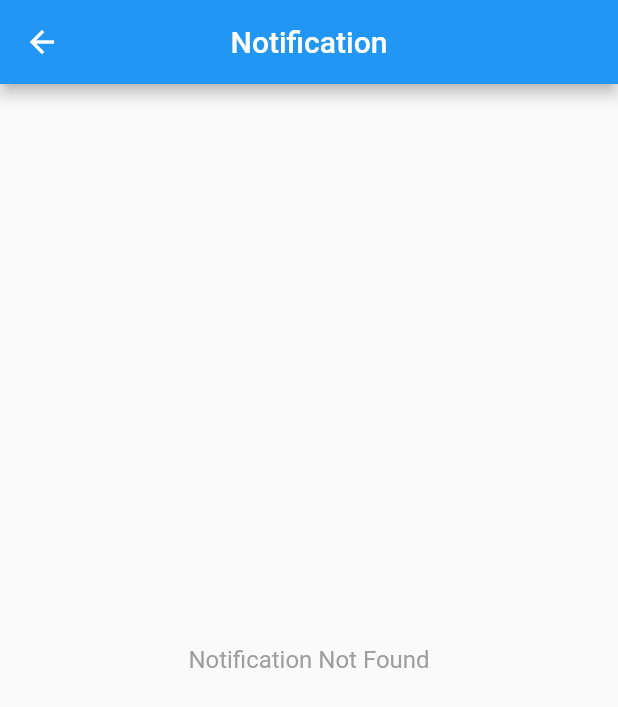
After one commit to msyamsularif/local_notification, a Flutter app: the screen it shows after launch, after a tap on an icon or button, on a phone screen of 412 x 824 dp. The commit adds this screen. Shown: the top 707 px of the screen. Run offline on Flutter 3.47's test engine with Material 2 defaults, Android fonts, the phone set to English and light mode, and no system bars; our stand-ins replace awesome_notifications, badges, bloc, equatable, flutter_bloc, font_awesome_flutter.

Commit message:
Add notification history

```diff
--- a/lib/notifications.dart
+++ b/lib/helpers/notifications.dart
@@ -1,6 +1,6 @@
 import 'package:awesome_notifications/awesome_notifications.dart';
 
-import 'utilities.dart';
+import '../utils/utilities.dart';
 
 Future<void> createPlantFoodNotification() async {
   await AwesomeNotifications().createNotification(
--- a/lib/main.dart
+++ b/lib/main.dart
@@ -1,7 +1,9 @@
 import 'package:awesome_notifications/awesome_notifications.dart';
+import 'package:example_local_notification/view-models/notification_history/notification_history_cubit.dart';
 import 'package:flutter/material.dart';
+import 'package:flutter_bloc/flutter_bloc.dart';
 
-import 'home_page.dart';
+import 'pages/home_page.dart';
 
 void main() {
   AwesomeNotifications().initialize(
@@ -34,7 +36,9 @@ class AppWidget extends StatelessWidget {
 
   @override
   Widget build(BuildContext context) {
-    return MaterialApp(
+    return BlocProvider<NotificationHistoryCubit>(
+      create: (context) => NotificationHistoryCubit(),
+      child: MaterialApp(
         debugShowCheckedModeBanner: false,
         theme: ThemeData(
           primaryColor: Colors.teal,
@@ -44,6 +48,7 @@ class AppWidget extends StatelessWidget {
         ),
         title: 'Green Thumbs',
         home: const HomePage(),
+      ),
     );
   }
 }
--- /dev/null
+++ b/lib/models/notification_model.dart
@@ -0,0 +1,71 @@
+import 'package:flutter/material.dart';
+
+class ModelNotification {
+  final String id;
+  final String title;
+  final String subTitle;
+  final String dateTime;
+  final bool? isRead;
+  final VoidCallback onPressed;
+  final VoidCallback? onDeleted;
+
+  ModelNotification({
+    required this.id,
+    required this.title,
+    required this.subTitle,
+    required this.dateTime,
+    this.isRead = false,
+    required this.onPressed,
+    this.onDeleted,
+  });
+
+  ModelNotification copyWith({
+    String? id,
+    String? title,
+    String? subTitle,
+    String? dateTime,
+    bool? isRead,
+    VoidCallback? onPressed,
+    VoidCallback? onDeleted,
+  }) {
+    return ModelNotification(
+      id: id ?? this.id,
+      title: title ?? this.title,
+      subTitle: subTitle ?? this.subTitle,
+      dateTime: dateTime ?? this.dateTime,
+      isRead: isRead ?? this.isRead,
+      onPressed: onPressed ?? this.onPressed,
+      onDeleted: onDeleted ?? this.onDeleted,
+    );
+  }
+
+  @override
+  String toString() {
+    return 'ModelNotification(id: $id, title: $title, subTitle: $subTitle, dateTime: $dateTime, isRead: $isRead, onPressed: $onPressed, onDeleted: $onDeleted)';
+  }
+
+  @override
+  bool operator ==(Object other) {
+    if (identical(this, other)) return true;
+
+    return other is ModelNotification &&
+        other.id == id &&
+        other.title == title &&
+        other.subTitle == subTitle &&
+        other.dateTime == dateTime &&
+        other.isRead == isRead &&
+        other.onPressed == onPressed &&
+        other.onDeleted == onDeleted;
+  }
+
+  @override
+  int get hashCode {
+    return id.hashCode ^
+        title.hashCode ^
+        subTitle.hashCode ^
+        dateTime.hashCode ^
+        isRead.hashCode ^
+        onPressed.hashCode ^
+        onDeleted.hashCode;
+  }
+}
--- a/lib/home_page.dart
+++ b/lib/pages/home_page.dart
@@ -1,12 +1,17 @@
 import 'dart:io';
 
 import 'package:awesome_notifications/awesome_notifications.dart';
-import 'package:example_local_notification/utilities.dart';
+import 'package:badges/badges.dart';
 import 'package:flutter/material.dart';
+import 'package:flutter_bloc/flutter_bloc.dart';
 
-import 'notifications.dart';
+import '../helpers/notifications.dart';
+import '../models/notification_model.dart';
+import '../utils/utilities.dart';
+import '../view-models/notification_history/notification_history_cubit.dart';
+import '../widgets/widgets.dart';
+import 'notification_page.dart';
 import 'plant_stats_page.dart';
-import 'widgets.dart';
 
 class HomePage extends StatefulWidget {
   const HomePage({Key? key}) : super(key: key);
@@ -58,6 +63,27 @@ class _HomePageState extends State<HomePage> {
     );
 
     AwesomeNotifications().createdStream.listen((notification) {
+      context.read<NotificationHistoryCubit>().addNotification(
+            ModelNotification(
+              id: notification.id.toString(),
+              title: notification.title!,
+              subTitle: notification.body!,
+              dateTime: DateTime.now().toIso8601String(),
+              onPressed: () {
+                Navigator.pushAndRemoveUntil(
+                    context,
+                    MaterialPageRoute(
+                      builder: (_) => const PlantStatsPage(),
+                    ),
+                    (route) => route.isFirst);
+
+                context
+                    .read<NotificationHistoryCubit>()
+                    .updateNotification(notification.id.toString());
+              },
+            ),
+          );
+
       ScaffoldMessenger.of(context).showSnackBar(
         SnackBar(
           content: Text('Notification Created on ${notification.channelKey}'),
@@ -68,10 +94,13 @@ class _HomePageState extends State<HomePage> {
     AwesomeNotifications().actionStream.listen((notification) {
       if (notification.channelKey == 'basic_channel' && Platform.isIOS) {
         AwesomeNotifications().getGlobalBadgeCounter().then(
-              (value) =>
-                  AwesomeNotifications().setGlobalBadgeCounter(value - 1),
-            );
+            (value) => AwesomeNotifications().setGlobalBadgeCounter(value - 1));
       }
+
+      context
+          .read<NotificationHistoryCubit>()
+          .updateNotification(notification.id.toString());
+
       Navigator.pushAndRemoveUntil(
           context,
           MaterialPageRoute(
@@ -97,6 +126,40 @@ class _HomePageState extends State<HomePage> {
         centerTitle: true,
         title: const AppBarTitle(),
         actions: [
+          BlocBuilder<NotificationHistoryCubit, NotificationHistoryState>(
+            buildWhen: (previous, current) =>
+                previous.isAdded != current.isAdded ||
+                previous.isDelete != current.isDelete ||
+                previous.isUpdate != current.isUpdate,
+            builder: (context, state) {
+              return IconButton(
+                onPressed: () {
+                  Navigator.push(
+                    context,
+                    MaterialPageRoute(
+                      builder: (_) => const NotificationPage(),
+                    ),
+                  );
+                },
+                icon: Badge(
+                  badgeContent: Text(
+                    state.notifications
+                        .where((e) => e.isRead == false)
+                        .length
+                        .toString(),
+                    style: const TextStyle(
+                      color: Colors.white,
+                      fontWeight: FontWeight.bold,
+                    ),
+                  ),
+                  child: const Icon(
+                    Icons.notifications_none_outlined,
+                    size: 30,
+                  ),
+                ),
+              );
+            },
+          ),
           IconButton(
             onPressed: () {
               Navigator.push(
@@ -110,7 +173,7 @@ class _HomePageState extends State<HomePage> {
               Icons.insert_chart_outlined_rounded,
               size: 30,
             ),
-          )
+          ),
         ],
       ),
       body: Center(
--- /dev/null
+++ b/lib/pages/notification_page.dart
@@ -0,0 +1,61 @@
+import '../view-models/notification_history/notification_history_cubit.dart';
+import 'package:flutter/material.dart';
+import 'package:flutter_bloc/flutter_bloc.dart';
+
+import '../widgets/widgets.dart';
+
+class NotificationPage extends StatelessWidget {
+  const NotificationPage({Key? key}) : super(key: key);
+
+  @override
+  Widget build(BuildContext context) {
+    return Scaffold(
+      appBar: AppBar(
+        centerTitle: true,
+        title: const Text('Notification'),
+      ),
+      body: SafeArea(
+        child: BlocBuilder<NotificationHistoryCubit, NotificationHistoryState>(
+          buildWhen: (previous, current) =>
+              previous.isDelete != current.isDelete,
+          builder: (context, state) {
+            if (state.notifications.isNotEmpty) {
+              return ListView.builder(
+                padding: const EdgeInsets.symmetric(
+                  horizontal: 20,
+                  vertical: 16,
+                ),
+                itemCount: state.notifications.length,
+                itemBuilder: (context, index) {
+                  return NotificationCard(
+                    key: Key(state.notifications[index].id),
+                    title: state.notifications[index].title,
+                    subTitle: state.notifications[index].subTitle,
+                    dateTime: state.notifications[index].dateTime,
+                    isRead: state.notifications[index].isRead,
+                    onPressed: state.notifications[index].onPressed,
+                    onDeleted: () {
+                      context
+                          .read<NotificationHistoryCubit>()
+                          .deleteNotification(state.notifications[index]);
+                    },
+                  );
+                },
+              );
+            } else {
+              return const Center(
+                child: Text(
+                  'Notification Not Found',
+                  style: TextStyle(
+                    color: Colors.grey,
+                    fontSize: 16,
+                  ),
+                ),
+              );
+            }
+          },
+        ),
+      ),
+    );
+  }
+}
--- a/lib/plant_stats_page.dart
+++ b/lib/pages/plant_stats_page.dart
@@ -1,6 +1,6 @@
 import 'package:flutter/material.dart';
 
-import 'widgets.dart';
+import '../widgets/widgets.dart';
 
 class PlantStatsPage extends StatelessWidget {
   const PlantStatsPage({Key? key}) : super(key: key);
--- /dev/null
+++ b/lib/view-models/notification_history/notification_history_cubit.dart
@@ -0,0 +1,56 @@
+import 'package:bloc/bloc.dart';
+import 'package:equatable/equatable.dart';
+
+import '../../models/notification_model.dart';
+
+part 'notification_history_state.dart';
+
+class NotificationHistoryCubit extends Cubit<NotificationHistoryState> {
+  NotificationHistoryCubit()
+      : super(const NotificationHistoryState(notifications: []));
+
+  final List<ModelNotification> listNotification = [];
+
+  void addNotification(ModelNotification notification) {
+    emit(state.copyWith(isAdded: false));
+
+    listNotification.add(notification);
+
+    emit(state.copyWith(
+      notifications: listNotification,
+      isAdded: true,
+      isDelete: false,
+      isUpdate: false,
+    ));
+  }
+
+  void updateNotification(String id) {
+    emit(state.copyWith(isUpdate: false));
+
+    final index = listNotification.indexWhere((e) => e.id == id);
+
+    listNotification[index] = state.notifications[index].copyWith(
+      isRead: true,
+    );
+
+    emit(state.copyWith(
+      notifications: listNotification,
+      isAdded: false,
+      isDelete: false,
+      isUpdate: true,
+    ));
+  }
+
+  void deleteNotification(ModelNotification notification) {
+    emit(state.copyWith(isDelete: false));
+    final index = listNotification.indexWhere((e) => e.id == notification.id);
+    listNotification.removeAt(index);
+
+    emit(state.copyWith(
+      notifications: listNotification,
+      isAdded: false,
+      isDelete: true,
+      isUpdate: false,
+    ));
+  }
+}
--- /dev/null
+++ b/lib/view-models/notification_history/notification_history_state.dart
@@ -0,0 +1,32 @@
+part of 'notification_history_cubit.dart';
+
+class NotificationHistoryState extends Equatable {
+  final List<ModelNotification> notifications;
+  final bool isDelete;
+  final bool isAdded;
+  final bool isUpdate;
+
+  const NotificationHistoryState({
+    required this.notifications,
+    this.isDelete = false,
+    this.isAdded = false,
+    this.isUpdate = false,
+  });
+
+  @override
+  List<Object> get props => [notifications, isDelete, isAdded, isUpdate];
+
+  NotificationHistoryState copyWith({
+    List<ModelNotification>? notifications,
+    bool? isDelete,
+    bool? isAdded,
+    bool? isUpdate,
+  }) {
+    return NotificationHistoryState(
+      notifications: notifications ?? this.notifications,
+      isDelete: isDelete ?? this.isDelete,
+      isAdded: isAdded ?? this.isAdded,
+      isUpdate: isUpdate ?? this.isUpdate,
+    );
+  }
+}
--- a/pubspec.yaml
+++ b/pubspec.yaml
@@ -10,11 +10,15 @@ environment:
 
 dependencies:
   awesome_notifications: ^0.6.21
+  badges: ^2.0.2
   cupertino_icons: ^1.0.2
+  equatable: ^2.0.3
   flutter:
     sdk: flutter
+  flutter_bloc: ^8.0.1
   flutter_launcher_icons: ^0.9.2
   font_awesome_flutter: ^10.1.0
+  intl: ^0.17.0
 
 dev_dependencies:
   flutter_lints: ^1.0.0
```
Also changed, not shown: lib/widgets/widgets.dart (renamed from lib/widgets.dart, +99 -0 lines), lib/utils/utilities.dart (renamed from lib/utilities.dart), pubspec.lock. Lines whose indentation alone changed are shown as unchanged.
